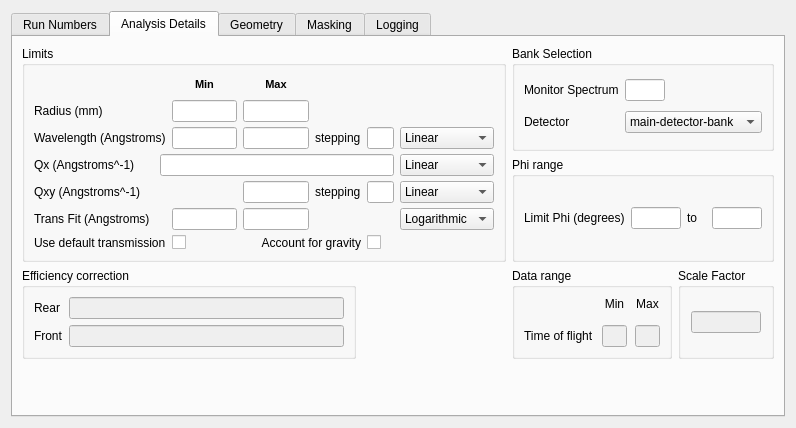
Old version of the form Code/qtiplot/MantidQt/CustomInterfaces/inc/SANSRunWindow.ui in the repository mantidproject/mantid.
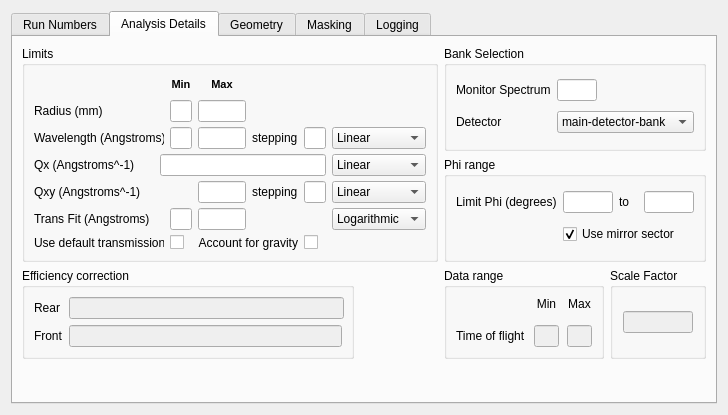
New version of the form. The open tabs and pages were chosen to show the change.

Commit message:
The SANS interface now allows masking only one phi region, instead of always mirroring it.
Time taken 6.5 hours
Additional tasks
   setting defaults in the GUI and testing (~30 minutes)
   discussing value constraints with Steve King and removing in the new no mirror situation (1 hour)
   tested and found a strange effect, it was that it couldn't create segments with an angle of more than 90 degrees fixed this (1.5 hours)
re #1210

Diff of the .ui file:
```diff
--- a/Code/qtiplot/MantidQt/CustomInterfaces/inc/SANSRunWindow.ui
+++ b/Code/qtiplot/MantidQt/CustomInterfaces/inc/SANSRunWindow.ui
@@ -5,8 +5,8 @@
    <rect>
     <x>0</x>
     <y>0</y>
-    <width>796</width>
-    <height>428</height>
+    <width>728</width>
+    <height>415</height>
    </rect>
   </property>
   <property name="sizePolicy" >
@@ -1740,15 +1740,8 @@
            <property name="title" >
             <string>Phi range</string>
            </property>
-           <layout class="QHBoxLayout" name="horizontalLayout" >
-            <item>
-             <widget class="QLabel" name="label_45" >
-              <property name="text" >
-               <string>Limit Phi (degrees)</string>
-              </property>
-             </widget>
-            </item>
-            <item>
+           <layout class="QGridLayout" name="gridLayout_17" >
+            <item row="0" column="2" >
              <widget class="QLineEdit" name="phi_min" >
               <property name="enabled" >
                <bool>true</bool>
@@ -1767,14 +1760,14 @@
               </property>
              </widget>
             </item>
-            <item>
+            <item row="0" column="3" >
              <widget class="QLabel" name="label_33" >
               <property name="text" >
                <string>to</string>
               </property>
              </widget>
             </item>
-            <item>
+            <item row="0" column="4" >
              <widget class="QLineEdit" name="phi_max" >
               <property name="enabled" >
                <bool>true</bool>
@@ -1793,6 +1786,23 @@
               </property>
              </widget>
             </item>
+            <item row="1" column="2" colspan="3" >
+             <widget class="QCheckBox" name="mirror_phi" >
+              <property name="text" >
+               <string>Use mirror sector</string>
+              </property>
+              <property name="checked" >
+               <bool>true</bool>
+              </property>
+             </widget>
+            </item>
+            <item row="0" column="1" >
+             <widget class="QLabel" name="label_45" >
+              <property name="text" >
+               <string>Limit Phi (degrees)</string>
+              </property>
+             </widget>
+            </item>
            </layout>
           </widget>
          </item>
```
Left out of the diff: 5 changed lines with no effect on the pictures. The commit also changes 4 other files.
